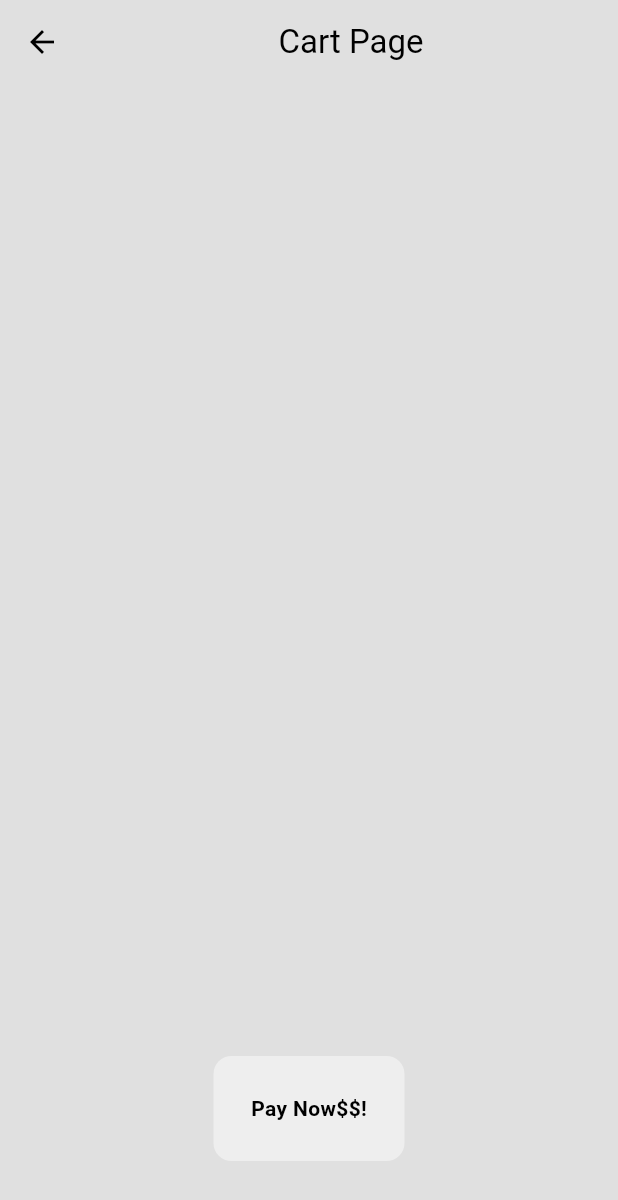
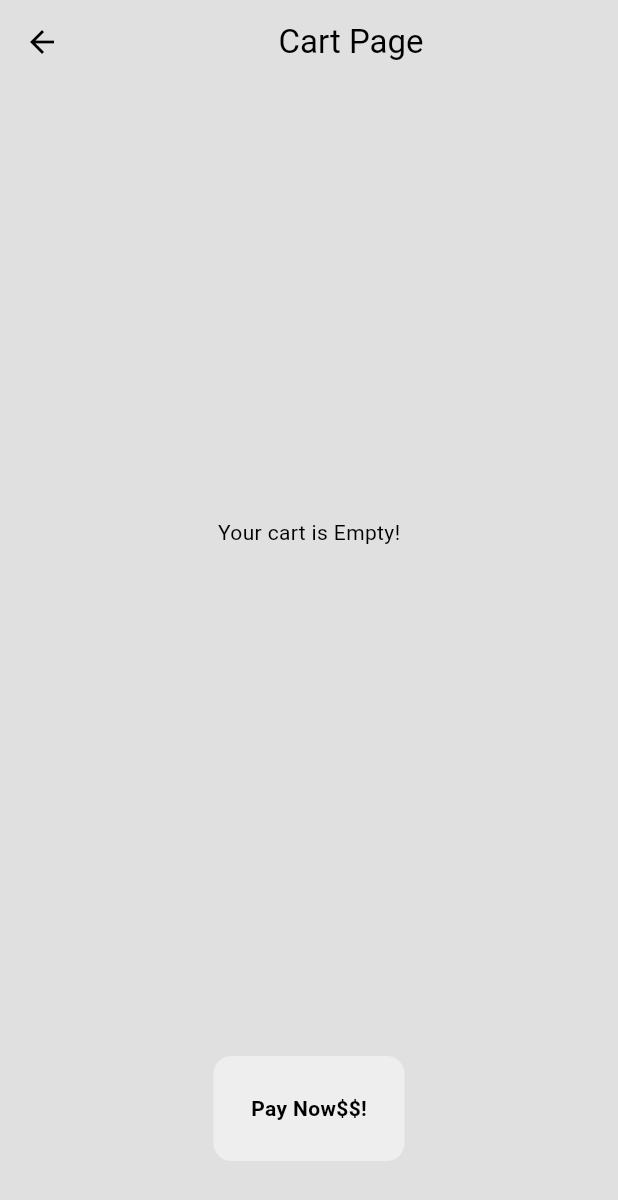
Before and after one commit to SolomonB127/Zenoa, a Flutter app: the CartPage screen opened by its route, on a phone screen of 412 x 824 dp. Shown: the top 1200 px of the screen. Run offline on Flutter 3.47's test engine with Material 3 defaults, Android fonts, the phone set to English and light mode, and no system bars; our stand-ins replace google_fonts; Roboto replaces fonts that are missing (Habibi).

Commit message:
feat: Added text to show if cart is empty - Added a ternary conditional to display a text if the cartpage is empty

```diff
--- a/lib/Pages/cart_page.dart
+++ b/lib/Pages/cart_page.dart
@@ -62,7 +62,10 @@ class CartPage extends StatelessWidget {
         body: Column(children: <Widget>[
           // cart list
           Expanded(
-              child: ListView.builder(
+              child: Center(
+            child: cart.isEmpty
+                ? const Text("Your cart is Empty!")
+                : ListView.builder(
                     itemCount: cart.length,
                     itemBuilder: (context, index) {
                       // get individual items
@@ -75,7 +78,8 @@ class CartPage extends StatelessWidget {
                             onPressed: () => removeItemFromCart(context, item),
                             icon: const Icon(Icons.delete)),
                       );
-                  })),
+                    }),
+          )),
 
           // pay btn
           Padding(
```
Lines whose indentation alone changed are shown as unchanged.
